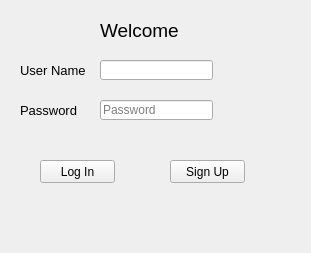
Old version of the form ui/login.ui in the repository VicMbugua/TaskManagementSystem.
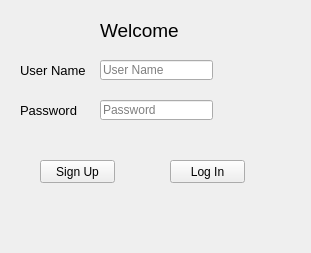
New version of the form.

Commit message: Fixed new user crashing problem

```diff
--- a/ui/login.ui
+++ b/ui/login.ui
@@ -83,6 +83,9 @@
       <height>20</height>
      </rect>
     </property>
+    <property name="placeholderText">
+     <string>User Name</string>
+    </property>
    </widget>
    <widget class="QLineEdit" name="password">
     <property name="geometry">
@@ -109,7 +112,7 @@
    <widget class="QPushButton" name="login">
     <property name="geometry">
      <rect>
-      <x>40</x>
+      <x>170</x>
       <y>160</y>
       <width>75</width>
       <height>23</height>
@@ -122,7 +125,7 @@
    <widget class="QPushButton" name="sign_up">
     <property name="geometry">
      <rect>
-      <x>170</x>
+      <x>40</x>
       <y>160</y>
       <width>75</width>
       <height>23</height>
```
Left out of the diff: 3 changed lines with no effect on the pictures. The commit also changes 15 other files.
